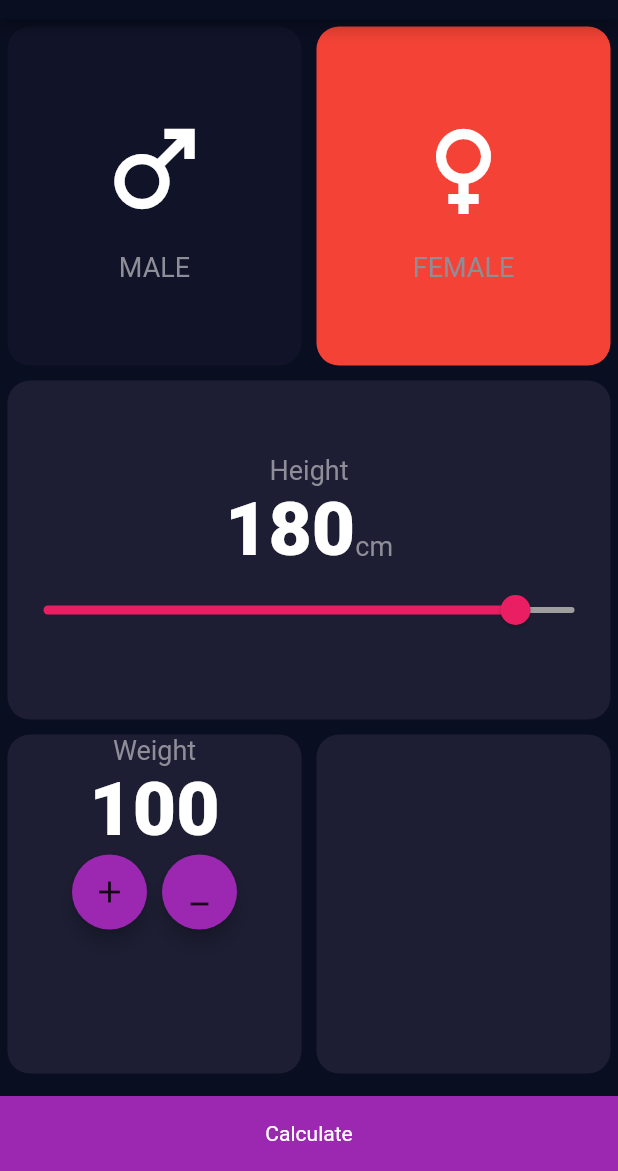
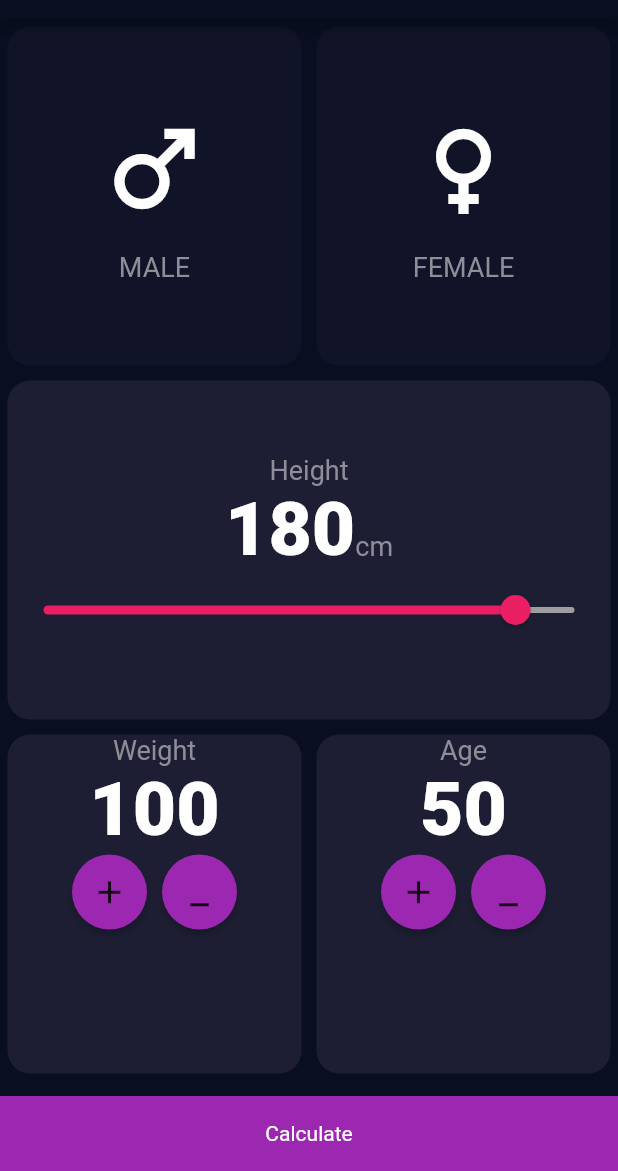
Before and after one commit to HaileMariamR/BMI_CALCULAOR_FLUTTER_APP, a Flutter app: the screen it shows after launch, on a phone screen of 412 x 824 dp, the part 65-1236 px from its top. Run offline on Flutter 3.47's test engine with Material 2 defaults, Android fonts, the phone set to English and light mode, and no system bars.

Commit message:
finishing the ui of the first screen

```diff
--- a/bmi/lib/Input.dart
+++ b/bmi/lib/Input.dart
@@ -15,9 +15,10 @@ class InputPage extends StatefulWidget {
 
 class _InputPageState extends State<InputPage> {
   Color maleColor = inactiveColor;
-  Color femaleColor = Colors.red;
+  Color femaleColor = inactiveColor;
   int height = 180;
   int weight = 100;
+  int age = 50;
 
   @override
   Widget build(BuildContext context) {
@@ -130,15 +131,24 @@ class _InputPageState extends State<InputPage> {
                     Row(
                       mainAxisAlignment: MainAxisAlignment.center,
                       children: [
-                        RoundWidget(
-                          roundChild: Icon(Icons.add),
+                        RoundIconBtn(
+                          onPressed: () {
+                            setState(() {
+                              weight++;
+                            });
+                          },
+                          iconData: Icons.add,
                         ),
                         SizedBox(
                           width: 10,
                         ),
-                        RoundWidget(
-                          roundChild: Icon(Icons.minimize),
-                        )
+                        RoundIconBtn(
+                            onPressed: () {
+                              setState(() {
+                                weight--;
+                              });
+                            },
+                            iconData: Icons.minimize)
                       ],
                     )
                   ],
@@ -147,6 +157,41 @@ class _InputPageState extends State<InputPage> {
               Expanded(
                   child: ResuseableCard(
                 inputColor: Color(0xFF1D1E33),
+                cardChild: Column(
+                  crossAxisAlignment: CrossAxisAlignment.center,
+                  children: [
+                    Text(
+                      "Age",
+                      style: lableTextStyle,
+                    ),
+                    Text(
+                      "${age}",
+                      style: numberTextStyle,
+                    ),
+                    Row(
+                      mainAxisAlignment: MainAxisAlignment.center,
+                      children: [
+                        RoundIconBtn(
+                            iconData: Icons.add,
+                            onPressed: () {
+                              setState(() {
+                                age++;
+                              });
+                            }),
+                        SizedBox(
+                          width: 10,
+                        ),
+                        RoundIconBtn(
+                            iconData: Icons.minimize,
+                            onPressed: () {
+                              setState(() {
+                                age--;
+                              });
+                            })
+                      ],
+                    )
+                  ],
+                ),
               )),
             ],
           )),
@@ -163,18 +208,22 @@ class _InputPageState extends State<InputPage> {
   }
 }
 
-class RoundWidget extends StatelessWidget {
-  RoundWidget({this.roundChild});
-  final Widget? roundChild;
+class RoundIconBtn extends StatelessWidget {
+  const RoundIconBtn({required this.onPressed, required this.iconData});
+  final Function() onPressed;
+  final IconData iconData;
+
   @override
   Widget build(BuildContext context) {
     return RawMaterialButton(
-      onPressed: () {},
-      child: roundChild,
+      child: Icon(
+        iconData,
+        size: 25,
+      ),
+      onPressed: onPressed,
+      constraints: BoxConstraints.tightFor(width: 50, height: 50),
       shape: CircleBorder(),
       fillColor: Colors.purple,
-      elevation: 5.0,
-      constraints: BoxConstraints.tightFor(width: 50, height: 50.0),
     );
   }
 }
```
